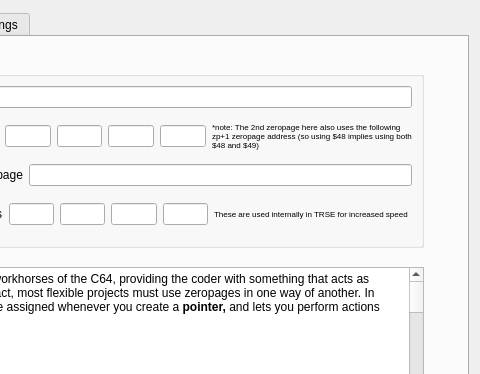
The window that source/dialogprojectsettings.ui (leuat/TRSE) describes before a commit, drawn with Qt 5; both pictures show x 180 to 660 and y 0 to 374 of the 660 by 489 pixel window.
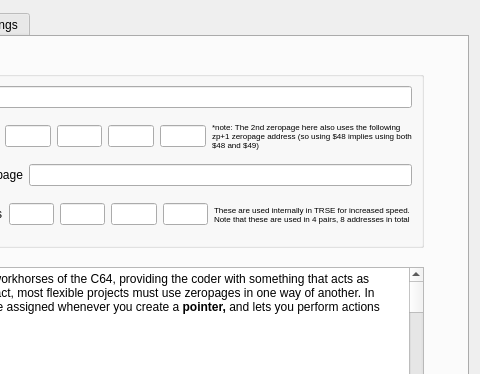
The same window after the commit.

```diff
--- a/source/dialogprojectsettings.ui
+++ b/source/dialogprojectsettings.ui
@@ -189,7 +189,7 @@
                  </font>
                 </property>
                 <property name="text">
-                 <string>These are used internally in TRSE for increased speed</string>
+                 <string>These are used internally in TRSE for increased speed. Note that these are used in 4 pairs, 8 addresses in total</string>
                 </property>
                 <property name="scaledContents">
                  <bool>false</bool>
```
Left out of the diff: 40 changed lines with no effect on the pictures.
